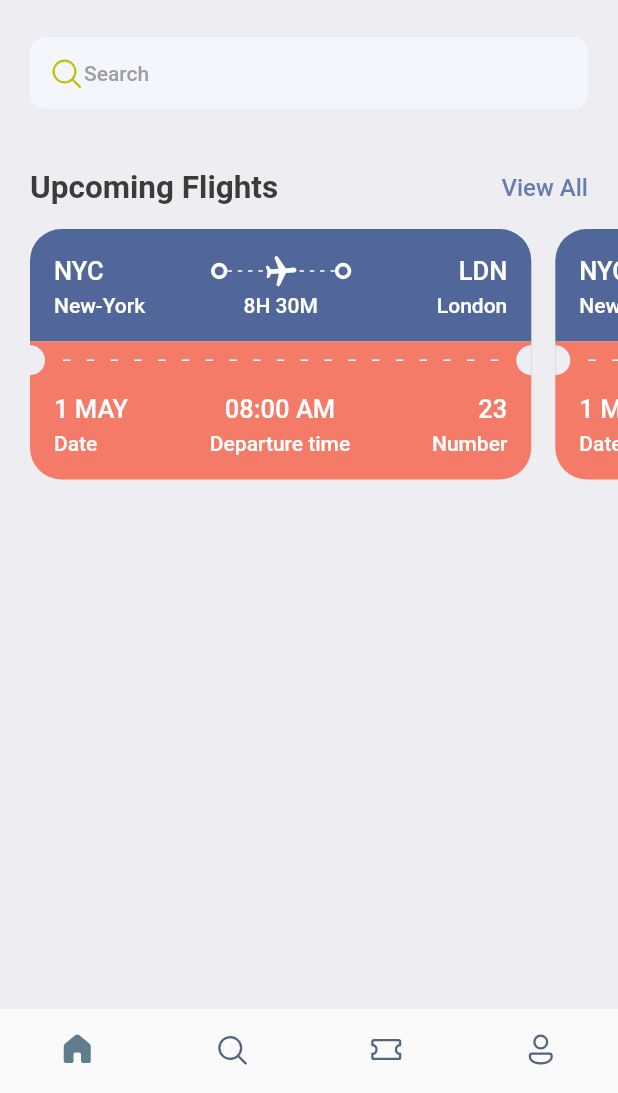
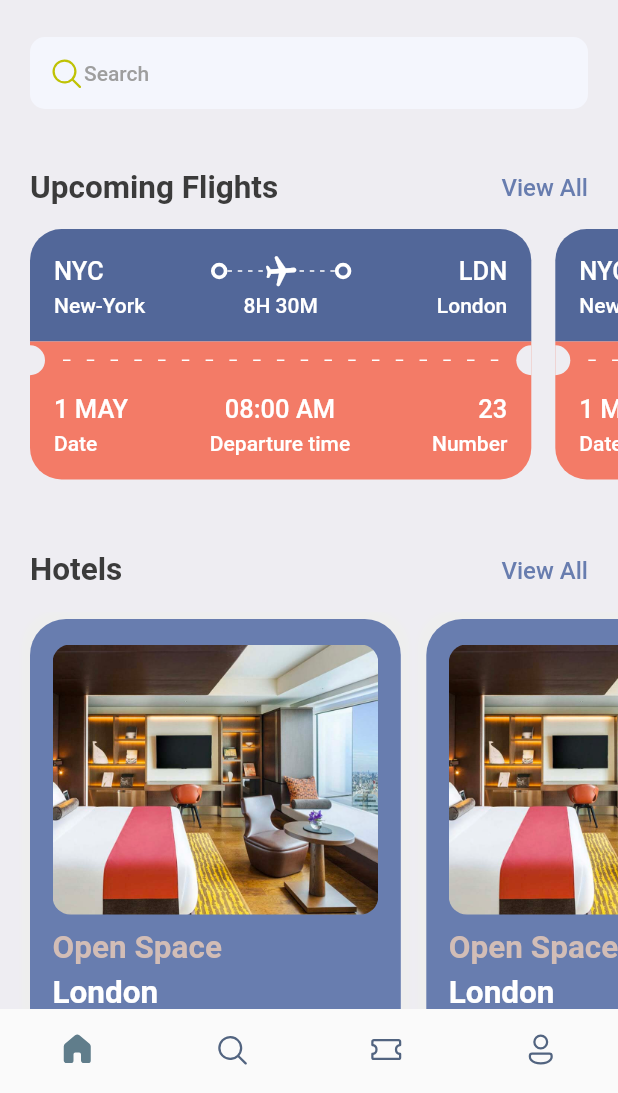
Before and after one commit to ItsMeSteve88/book_tickets_app, a Flutter app: the screen it shows after launch, on a phone screen of 412 x 824 dp, the part 143-1236 px from its top. Run offline on Flutter 3.47's test engine with Material 2 defaults, Android fonts, the phone set to English and light mode, and no system bars; our stand-ins replace fluentui_icons, gap.

Commit message:
book_tickets_app

```diff
--- a/lib/controllers/app_layout.dart
+++ /dev/null
@@ -1,7 +0,0 @@
-import 'package:flutter/material.dart';
-
-class AppLayout {
-  static getSize(BuildContext context) {
-    return MediaQuery.of(context).size;
-  }
-}
--- a/lib/controllers/constants.dart
+++ b/lib/controllers/constants.dart
@@ -8,6 +8,7 @@ class Styles {
   static Color bgColor = const Color(0xFFeeedf2);
   static Color blueColor = const Color(0xFF526799);
   static Color orangeColor = const Color(0xFFF37B67);
+  static Color khakiColor = const Color(0xFFd2bdb6);
   static TextStyle textStyle =
       TextStyle(fontSize: 16, color: textColor, fontWeight: FontWeight.w500);
   static TextStyle headLineStyle1 =
--- a/lib/screens/home_screen.dart
+++ b/lib/screens/home_screen.dart
@@ -1,4 +1,5 @@
 import 'package:book_tickets_app/controllers/constants.dart';
+import 'package:book_tickets_app/screens/hotel_screen.dart';
 import 'package:book_tickets_app/screens/ticket_view.dart';
 import 'package:fluentui_icons/fluentui_icons.dart';
 import 'package:flutter/material.dart';
@@ -12,7 +13,6 @@ class HomeScreen extends StatelessWidget {
     return Scaffold(
       backgroundColor: Styles.bgColor,
       body: ListView(
-
         // Good Morning, Book tickets, Image
 
         children: [
@@ -114,7 +114,50 @@ class HomeScreen extends StatelessWidget {
                 TicketView(),
               ],
             ),
-          )
+          ),
+
+          // hotels and view all section
+
+          const Gap(15),
+          Container(
+            padding: const EdgeInsets.symmetric(horizontal: 20),
+            child: Row(
+              mainAxisAlignment: MainAxisAlignment.spaceBetween,
+              children: [
+                Text(
+                  'Hotels',
+                  style: Styles.headLineStyle2,
+                ),
+                InkWell(
+                  onTap: () {
+                    //debugPrint('youre tapped');
+                  },
+                  child: Text(
+                    'View All',
+                    style: Styles.textStyle.copyWith(
+                      color: Styles.primaryColor,
+                    ),
+                  ),
+                ),
+              ],
+            ),
+          ),
+
+          // hotels list
+
+          const Gap(15),
+          SingleChildScrollView(
+            scrollDirection: Axis.horizontal,
+            padding: const EdgeInsets.only(left: 20),
+            child: Row(
+              children: const [
+                HotelScreen(),
+                HotelScreen(),
+                HotelScreen(),
+                HotelScreen(),
+              ],
+            ),
+          ),
         ],
       ),
     );
--- /dev/null
+++ b/lib/screens/hotel_screen.dart
@@ -0,0 +1,70 @@
+import 'package:flutter/material.dart';
+import 'package:gap/gap.dart';
+
+import '../controllers/constants.dart';
+
+class HotelScreen extends StatelessWidget {
+  const HotelScreen({Key? key}) : super(key: key);
+
+  @override
+  Widget build(BuildContext context) {
+    final size = AppLayout.getSize(context);
+    return Container(
+      width: size.width * 0.6,
+      height: 350,
+      padding: const EdgeInsets.symmetric(
+        horizontal: 15,
+        vertical: 17,
+      ),
+      margin: const EdgeInsets.only(
+        right: 17,
+        top: 5,
+      ),
+      decoration: BoxDecoration(
+        color: Styles.primaryColor,
+        borderRadius: BorderRadius.circular(24),
+        boxShadow: [
+          BoxShadow(
+            color: Colors.grey.shade200,
+            blurRadius: 2,
+            spreadRadius: 5,
+          ),
+        ],
+      ),
+
+      // image in container
+
+      child: Column(
+        crossAxisAlignment: CrossAxisAlignment.start,
+        children: [
+          Container(
+            height: 180,
+            decoration: BoxDecoration(
+              borderRadius: BorderRadius.circular(12),
+              color: Styles.primaryColor,
+              image: const DecorationImage(
+                fit: BoxFit.cover,
+                image: AssetImage('lib/images/one.png'),
+              ),
+            ),
+          ),
+          const Gap(10),
+          Text(
+            'Open Space',
+            style: Styles.headLineStyle2.copyWith(color: Styles.khakiColor),
+          ),
+          const Gap(5),
+          Text(
+            'London',
+            style: Styles.headLineStyle2.copyWith(color: Colors.white),
+          ),
+          const Gap(8),
+          Text(
+            '£40/night',
+            style: Styles.headLineStyle2.copyWith(color: Styles.khakiColor),
+          ),
+        ],
+      ),
+    );
+  }
+}
```
